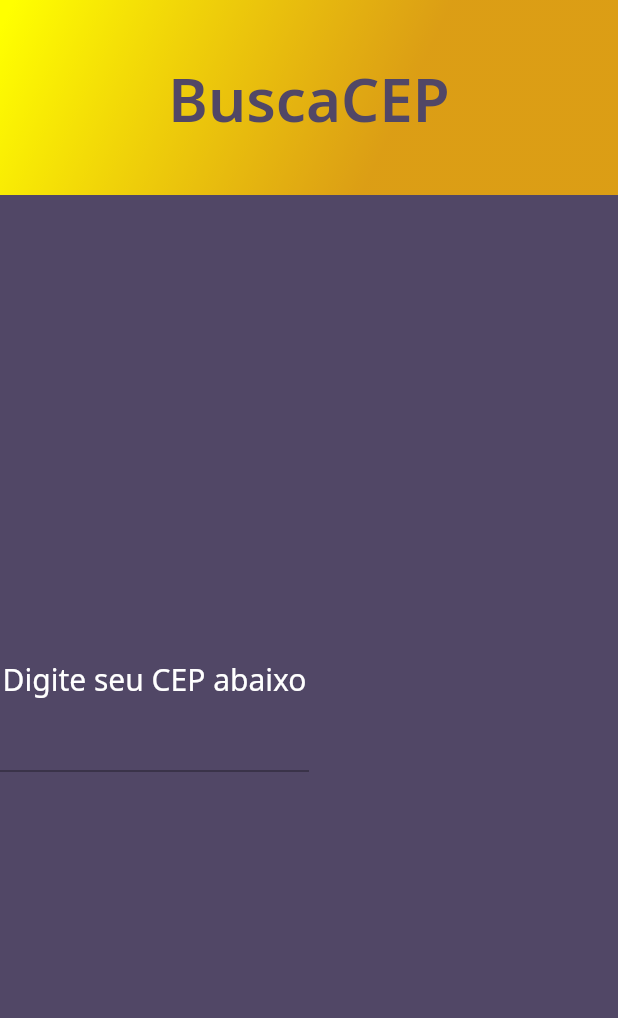
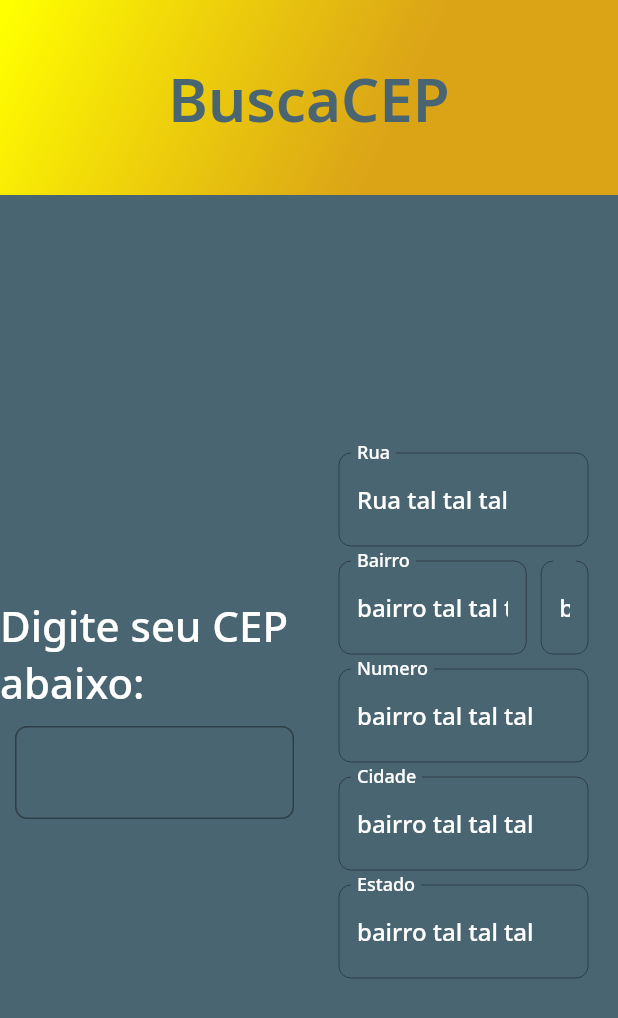
Before and after one commit to TalisTM/busca_cep, a Flutter app: the screen it shows after launch, on a phone screen of 412 x 824 dp. Shown: the top 1018 px of the screen. Run offline on Flutter 3.47's test engine with Material 2 defaults, Android fonts, the phone set to English and light mode, and no system bars; our stand-ins replace google_fonts, mask_text_input_formatter.

Commit message:
mascara no textField - mudança na cor secundaria do projeto

```diff
--- a/lib/app/app_colors.dart
+++ b/lib/app/app_colors.dart
@@ -4,6 +4,8 @@ import 'dart:ui';
 import 'package:flutter/material.dart';
 
 class AppColors {
+
+  static final Color secundary = Color(0xFF4A6572);
 
   static final Color purple = Color(0xFF8257E5);
   static final Color white = Color(0xFFFFFFFF);
--- a/lib/app/app_text_style.dart
+++ b/lib/app/app_text_style.dart
@@ -6,15 +6,24 @@ import 'app_colors.dart';
 class AppTextStyles {
   static final TextStyle title = GoogleFonts.notoSans(
     color: AppColors.white,
-    fontSize: 20,
-    fontWeight: FontWeight.w400,
+    fontSize: 28,
+    fontWeight: FontWeight.w500,
+  );
+
+  static final TextStyle textFieldText = GoogleFonts.notoSans(
+    color: AppColors.white,
+    fontWeight: FontWeight.w500,
   );
 
   static final TextStyle titleBold = GoogleFonts.notoSans(
-    color: AppColors.black,
+    color: AppColors.secundary,
     fontSize: 40,
     fontWeight: FontWeight.w600,
   );
+
+
+
+
 
   static final TextStyle heading = GoogleFonts.notoSans(
     color: AppColors.black,
--- a/lib/app/app_widget.dart
+++ b/lib/app/app_widget.dart
@@ -6,7 +6,7 @@ class AppWidget extends StatelessWidget {
   @override
   Widget build(BuildContext context) {
     return MaterialApp(
-      title: "Buasca cep",
+      title: "Busca CEP",
       debugShowCheckedModeBanner: false,
       home: HomePage(),
     );
--- a/lib/pages/home_page/home_page.dart
+++ b/lib/pages/home_page/home_page.dart
@@ -1,9 +1,8 @@
 import 'package:busca_cep/app/app_colors.dart';
 import 'package:busca_cep/app/app_text_style.dart';
 import 'package:busca_cep/pages/home_page/widgets/app_bar/app_bar_widget.dart';
-import 'package:busca_cep/pages/home_page/widgets/text_field/text_field_widget.dart';
+import 'package:busca_cep/pages/home_page/widgets/text_result/text_result_widget.dart';
 import 'package:flutter/material.dart';
-import 'package:flutter_masked_text/flutter_masked_text.dart';
 import 'package:mask_text_input_formatter/mask_text_input_formatter.dart';
 
 class HomePage extends StatefulWidget {
@@ -14,26 +13,63 @@ class HomePage extends StatefulWidget {
 
 class _HomePageState extends State<HomePage> {
 
-  MaskedTextController controller = MaskedTextController(mask: "000.000.000-00");
+  TextEditingController controller = TextEditingController();
+  var maskFormatter = new MaskTextInputFormatter(mask: '##.###-###', filter: { "#": RegExp(r'[0-9]') });
 
   @override
   Widget build(BuildContext context) {
     return Scaffold(
       appBar: AppBarWidget(),
-      backgroundColor: AppColors.black,
+      backgroundColor: AppColors.secundary,
       body: Row(
         children: [
           Expanded(
-            child: Column(
-              mainAxisAlignment: MainAxisAlignment.center,
-              crossAxisAlignment: CrossAxisAlignment.center,
-              children: [
-                Text("Digite seu CEP abaixo", style: AppTextStyles.title),
-                TextFieldWidget(controller)
-              ],
+            child: Container(
+              child: Column(
+                mainAxisAlignment: MainAxisAlignment.center,
+                crossAxisAlignment: CrossAxisAlignment.center,
+                children: [
+                  Text("Digite seu CEP abaixo:", style: AppTextStyles.title),
+                  Padding(
+                    padding: const EdgeInsets.all(10),
+                    child: TextField(
+                      controller: controller,
+                      inputFormatters: [maskFormatter],
+                      style: AppTextStyles.textFieldText,
+                      decoration: InputDecoration(
+                        labelStyle: AppTextStyles.textFieldText,
+                        border: OutlineInputBorder(
+                          borderRadius: BorderRadius.circular(8),
+                        )
+                      ),
+                    ),
+                  )
+                ],
+              ),
             ),
           ),
-          Expanded(child: Container())
+          Expanded(
+            child: Container(
+              padding: EdgeInsets.all(20),
+              child: Column(
+                mainAxisAlignment: MainAxisAlignment.center,
+                crossAxisAlignment: CrossAxisAlignment.center,
+                children: [
+                  TextResultWidget("Rua", "Rua tal tal tal"),
+                  Row(
+                    children: [
+                      Expanded(flex: 8, child: TextResultWidget("Bairro", "bairro tal tal tal")),
+                      SizedBox(width: 10),
+                      Expanded(flex: 2, child: TextResultWidget("Número", "bairro tal tal tal")),
+                    ],
+                  ),
+                  TextResultWidget("Numero", "bairro tal tal tal"),
+                  TextResultWidget("Cidade", "bairro tal tal tal"),
+                  TextResultWidget("Estado", "bairro tal tal tal"),
+                ],
+              ),
+            )
+          )
         ],
       ),
     );
--- a/lib/pages/home_page/widgets/text_field/text_field_widget.dart
+++ /dev/null
@@ -1,22 +0,0 @@
-import 'package:flutter/material.dart';
-import 'package:flutter/services.dart';
-import 'package:flutter_masked_text/flutter_masked_text.dart';
-
-class TextFieldWidget extends StatelessWidget {
-  final MaskedTextController controller;
-  TextFieldWidget(this.controller);
-
-  @override
-  Widget build(BuildContext context) {
-    return Container(
-      decoration: BoxDecoration(
-
-      ),
-      child: TextField(
-        keyboardType: TextInputType.number,
-        controller: controller,
-
-      ),
-    );
-  }
-}
--- /dev/null
+++ b/lib/pages/home_page/widgets/text_result/text_result_widget.dart
@@ -0,0 +1,29 @@
+import 'package:busca_cep/app/app_colors.dart';
+import 'package:busca_cep/app/app_text_style.dart';
+import 'package:flutter/material.dart';
+
+class TextResultWidget extends StatelessWidget {
+  final String tipo;
+  final String value;
+  TextResultWidget(this.tipo, this.value);
+
+  @override
+  Widget build(BuildContext context) {
+    TextEditingController controller = TextEditingController(text: value);
+    return Padding(
+      padding: const EdgeInsets.symmetric(vertical: 5),
+      child: TextField(
+        controller: controller,
+        style: AppTextStyles.textFieldText,
+        enabled: false,
+        decoration: InputDecoration(
+          labelText: tipo,
+          labelStyle: AppTextStyles.textFieldText,
+          border: OutlineInputBorder(
+            borderRadius: BorderRadius.circular(8),
+          )
+        ),
+      ),
+    );
+  }
+}
--- a/pubspec.yaml
+++ b/pubspec.yaml
@@ -29,7 +29,9 @@ dependencies:
   # Use with the CupertinoIcons class for iOS style icons.
   cupertino_icons: ^1.0.2
   google_fonts: ^2.0.0
-  flutter_masked_text: ^0.8.0
+  flutter_masked_text2: ^0.9.1
+  mask_text_input_formatter: ^2.0.0
+  #flutter_masked_text: ^0.8.0
 
 dev_dependencies:
   flutter_test:
```
Also changed, not shown: pubspec.lock, 1 other file.
